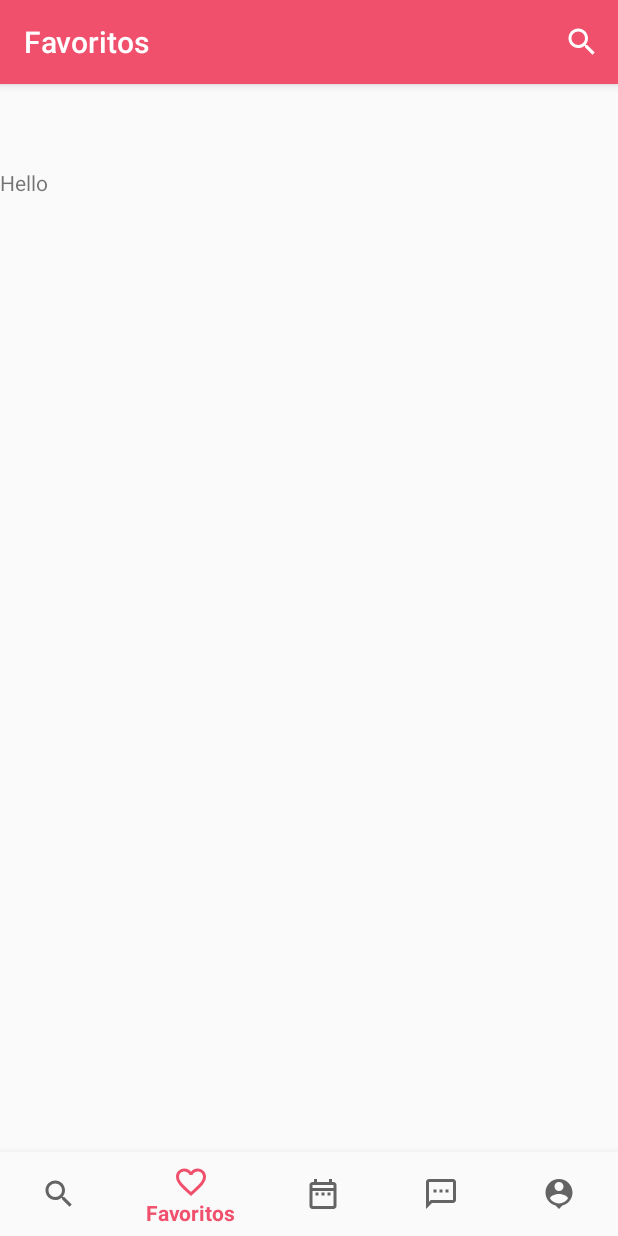
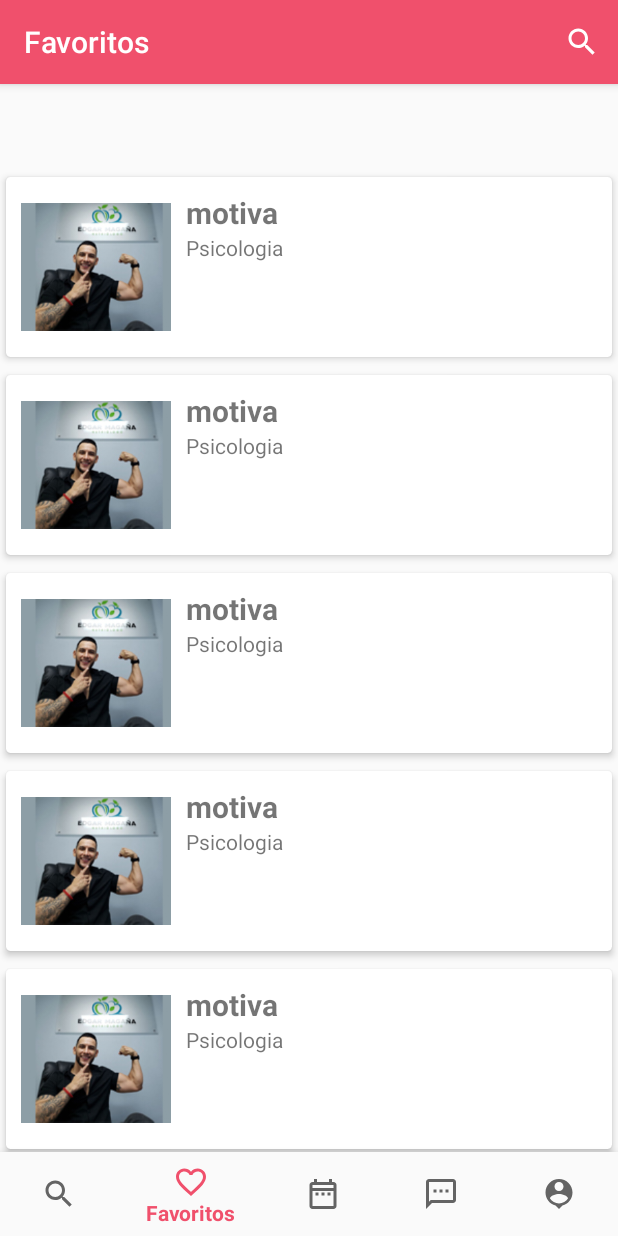
Before and after one commit to fbarrientoz/Gnomon, an Android app: the favoritos screen opened through its navigation route, on a phone screen of 412 x 824 dp. Run offline under Robolectric (Android 15) with nearby library versions, the phone set to English and light mode, and no system bars; our stand-ins replace navigation-ui.

Commit message:
Se agrego seccion favorites

```diff
--- a/app/build.gradle
+++ b/app/build.gradle
@@ -47,6 +47,7 @@ dependencies {
     implementation 'androidx.legacy:legacy-support-v4:1.0.0'
     implementation 'androidx.lifecycle:lifecycle-viewmodel-ktx:2.2.0'
     implementation 'androidx.annotation:annotation:1.1.0'
+    implementation 'androidx.cardview:cardview:1.0.0'
     testImplementation 'junit:junit:4.12'
     androidTestImplementation 'androidx.test.ext:junit:1.1.1'
     androidTestImplementation 'androidx.test.espresso:espresso-core:3.2.0'
--- /dev/null
+++ b/app/src/main/java/Entidades/Empresa.kt
@@ -0,0 +1,12 @@
+package Entidades
+
+data class Empresa (var titulo_empresa:String, var tipoempresa: String)
+{
+    init {
+         this.titulo_empresa = titulo_empresa
+        this.tipoempresa = tipoempresa
+    }
+
+
+
+}
--- /dev/null
+++ b/app/src/main/java/adaptadores/AdapterEmpresa.kt
@@ -0,0 +1,39 @@
+package adaptadores
+
+import android.view.View
+import Entidades.Empresa
+import android.view.LayoutInflater
+import android.view.ViewGroup
+import android.widget.ImageView
+import android.widget.TextView
+import androidx.recyclerview.widget.RecyclerView
+import com.uabc.edu.gnomon.R
+
+class AdapterEmpresa(val favoritosList: Array<String> ) : RecyclerView.Adapter<AdapterEmpresa.ViewHolder>()
+{
+    override fun onCreateViewHolder(parent: ViewGroup, viewType: Int): ViewHolder {
+        var view= LayoutInflater.from(parent.context).inflate(R.layout.lista_favoritos,parent,false)
+        return ViewHolder(view)
+    }
+
+    override fun getItemCount(): Int {
+       return favoritosList.size
+    }
+
+    override fun onBindViewHolder(holder: ViewHolder, position: Int) {
+        //var empresa: Empresa = favoritosList[position]
+        holder.tituloempresa.text = "motiva"
+        holder.tipoempresa.text = "Psicologia"
+
+    }
+
+    class ViewHolder(item:View) : RecyclerView.ViewHolder(item)
+    {
+        var tituloempresa:TextView = item.findViewById(R.id.titulo_empresa)
+        var tipoempresa:TextView = item.findViewById(R.id.tipo_empresa)
+        var imagen: ImageView = item.findViewById(R.id.imagen_empresa)
+
+    }
+
+
+}
--- a/app/src/main/java/com/uabc/edu/gnomon/ui/favoritos/FavoritosViewModel.kt
+++ b/app/src/main/java/com/uabc/edu/gnomon/ui/favoritos/FavoritosViewModel.kt
@@ -3,5 +3,6 @@ package com.uabc.edu.gnomon.ui.favoritos
 import androidx.lifecycle.ViewModel
 
 class FavoritosViewModel : ViewModel() {
-    // TODO: Implement the ViewModel
+
+
 }
--- a/app/src/main/java/com/uabc/edu/gnomon/ui/favoritos/favoritos.kt
+++ b/app/src/main/java/com/uabc/edu/gnomon/ui/favoritos/favoritos.kt
@@ -1,27 +1,64 @@
 package com.uabc.edu.gnomon.ui.favoritos
 
+import Entidades.Empresa
+import adaptadores.AdapterEmpresa
+import android.content.Context
 import androidx.lifecycle.ViewModelProviders
 import android.os.Bundle
 import androidx.fragment.app.Fragment
 import android.view.LayoutInflater
 import android.view.View
 import android.view.ViewGroup
+import android.widget.LinearLayout
+import android.widget.RelativeLayout
+import androidx.recyclerview.widget.LinearLayoutManager
+import androidx.recyclerview.widget.RecyclerView
 import com.uabc.edu.gnomon.R
+import kotlinx.android.synthetic.*
+import kotlinx.android.synthetic.main.lista_favoritos.*
 
-class favoritos : Fragment() {
+class favoritos () : Fragment() {
+
+
+    private lateinit var recyclerView: RecyclerView
 
     companion object {
-        fun newInstance() = favoritos()
-    }
+       fun newInstance() = favoritos()
+
+
+  }
 
     private lateinit var viewModel: FavoritosViewModel
+    private val myDataSet = arrayOf(
+        "PHP",
+        "Javascript",
+        "Go",
+        "Python",
+        "prueba1",
+        "prueba2"
+    )
+
 
     override fun onCreateView(
         inflater: LayoutInflater, container: ViewGroup?,
         savedInstanceState: Bundle?
-    ): View? {
-        return inflater.inflate(R.layout.favoritos_fragment, container, false)
+    ): View?
+    {
+
+        val view = inflater.inflate(R.layout.favoritos_fragment, container, false)
+        recyclerView = view.findViewById(R.id.recyclerView)
+        recyclerView.setHasFixedSize(true)
+        val layoutManager = LinearLayoutManager(context)
+        recyclerView.layoutManager = layoutManager
+        recyclerView.adapter = AdapterEmpresa(myDataSet)
+
+        return view
+
+
+
+
     }
+
 
     override fun onActivityCreated(savedInstanceState: Bundle?) {
         super.onActivityCreated(savedInstanceState)
@@ -29,4 +66,6 @@ class favoritos : Fragment() {
         // TODO: Use the ViewModel
     }
 
+
+
 }
--- a/app/src/main/res/layout/favoritos_fragment.xml
+++ b/app/src/main/res/layout/favoritos_fragment.xml
@@ -1,13 +1,14 @@
 <?xml version="1.0" encoding="utf-8"?>
-<FrameLayout xmlns:android="http://schemas.android.com/apk/res/android"
-    xmlns:tools="http://schemas.android.com/tools"
+
+<LinearLayout
+    xmlns:android="http://schemas.android.com/apk/res/android"
     android:layout_width="match_parent"
-    android:layout_height="match_parent"
-    tools:context=".ui.favoritos.favoritos">
+    android:layout_height="wrap_content"
+    android:orientation="vertical" >
 
-    <TextView
+
+    <androidx.recyclerview.widget.RecyclerView
+        android:id="@+id/recyclerView"
         android:layout_width="match_parent"
-        android:layout_height="match_parent"
-        android:text="Hello" />
-
-</FrameLayout>
+        android:layout_height="wrap_content" />
+</LinearLayout>
--- /dev/null
+++ b/app/src/main/res/layout/lista_favoritos.xml
@@ -0,0 +1,50 @@
+<?xml version="1.0" encoding="utf-8"?>
+<androidx.cardview.widget.CardView
+    xmlns:android="http://schemas.android.com/apk/res/android"
+    xmlns:app="http://schemas.android.com/apk/res-auto"
+    android:orientation="vertical"
+    android:layout_width="match_parent"
+    android:layout_height="wrap_content"
+    app:cardCornerRadius="3dp"
+    app:cardElevation="3dp"
+    app:cardUseCompatPadding="true"
+    >
+    <RelativeLayout
+        android:layout_width="match_parent"
+        android:layout_height="wrap_content"
+        android:padding="10dp">
+
+        <ImageView
+            android:id="@+id/imagen_empresa"
+            android:layout_width="100dp"
+            android:layout_height="100dp"
+            android:src="@drawable/erikagana" >
+        </ImageView>
+        <TextView
+            android:id="@+id/titulo_empresa"
+            android:layout_width="wrap_content"
+            android:layout_height="wrap_content"
+            android:text="Nombre de la Empresa"
+            android:textSize="20sp"
+            android:textStyle="bold"
+            android:layout_toRightOf="@+id/imagen_empresa"
+            android:layout_toEndOf="@id/imagen_empresa"
+            android:layout_marginLeft="10dp"
+            android:layout_marginStart="10dp">
+        </TextView>
+        <TextView
+            android:id="@+id/tipo_empresa"
+            android:layout_width="wrap_content"
+            android:layout_height="wrap_content"
+            android:text="Nutricion"
+            android:layout_below="@+id/titulo_empresa"
+            android:layout_toEndOf="@id/imagen_empresa"
+            android:layout_marginLeft="10dp"
+            android:layout_marginStart="10dp"
+            android:layout_toRightOf="@id/imagen_empresa">
+        </TextView>
+
+
+    </RelativeLayout>
+
+</androidx.cardview.widget.CardView>
--- a/app/src/main/res/values/colors.xml
+++ b/app/src/main/res/values/colors.xml
@@ -5,4 +5,5 @@
     <color name="colorAccent">#5dc1b9</color>
     <color name="colorBack">#d0cece</color>
     <color name="colorSplash">#FFFFFF</color>
+    <color name="colorText">#44464a</color>
 </resources>
```
Also changed, not shown: app/src/main/java/com/uabc/edu/gnomon/MainActivity.kt (+9 -3 lines), app/src/main/res/drawable/erikagana.jpg (added), app/src/main/res/drawable/erikfavela.jpg (added), app/src/main/res/drawable/medicianesteticabrianda.jpg (added), app/src/main/res/drawable/motiva.jpg (added), app/src/main/res/drawable/psicoviral.jpg (added), app/src/main/res/drawable/viribarrientos.jpg (added), 2 other files.
